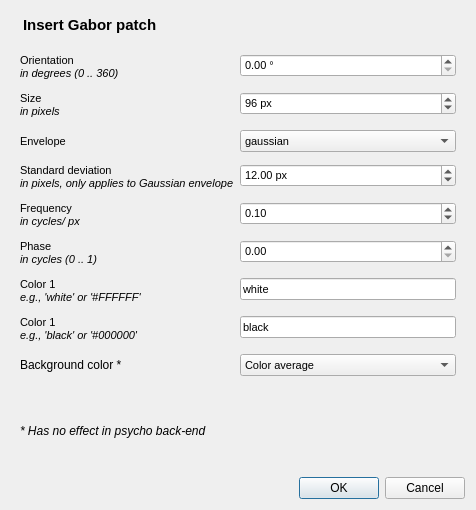
Old version of the form resources/ui/dialogs/gabor_settings.ui in the repository open-cogsci/OpenSesame.
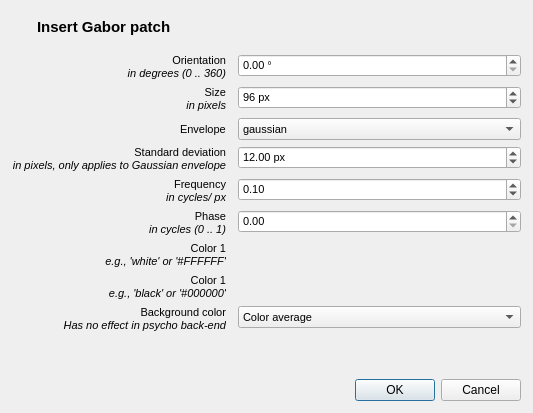
New version of the form. Icons and pictures are not drawn. Custom widgets are drawn as their Qt base class.

```diff
--- a/resources/ui/dialogs/gabor_settings.ui
+++ b/resources/ui/dialogs/gabor_settings.ui
@@ -6,14 +6,20 @@
    <rect>
     <x>0</x>
     <y>0</y>
-    <width>476</width>
-    <height>510</height>
+    <width>533</width>
+    <height>413</height>
    </rect>
   </property>
   <property name="windowTitle">
    <string>Insert Gabor patch</string>
   </property>
   <layout class="QVBoxLayout" name="verticalLayout">
+   <property name="spacing">
+    <number>12</number>
+   </property>
+   <property name="margin">
+    <number>12</number>
+   </property>
    <item>
     <widget class="QWidget" name="widget_header_box" native="true">
      <property name="sizePolicy">
@@ -24,10 +30,10 @@
      </property>
      <layout class="QHBoxLayout" name="horizontalLayout">
       <property name="spacing">
-       <number>0</number>
+       <number>12</number>
       </property>
       <property name="margin">
-       <number>5</number>
+       <number>6</number>
       </property>
       <item>
        <widget class="QLabel" name="label_gabor">
@@ -73,14 +79,26 @@
       <property name="fieldGrowthPolicy">
        <enum>QFormLayout::AllNonFixedFieldsGrow</enum>
       </property>
+      <property name="labelAlignment">
+       <set>Qt::AlignRight|Qt::AlignTrailing|Qt::AlignVCenter</set>
+      </property>
+      <property name="horizontalSpacing">
+       <number>12</number>
+      </property>
       <property name="verticalSpacing">
-       <number>12</number>
+       <number>6</number>
+      </property>
+      <property name="margin">
+       <number>0</number>
       </property>
       <item row="0" column="0">
        <widget class="QLabel" name="label_3">
         <property name="text">
          <string>Orientation&lt;br /&gt;&lt;i&gt;in degrees (0 .. 360)&lt;/i&gt;</string>
         </property>
+        <property name="alignment">
+         <set>Qt::AlignRight|Qt::AlignTrailing|Qt::AlignVCenter</set>
+        </property>
        </widget>
       </item>
       <item row="0" column="1">
@@ -98,6 +116,9 @@
         <property name="text">
          <string>Size&lt;br /&gt;&lt;i&gt;in pixels&lt;/i&gt;</string>
         </property>
+        <property name="alignment">
+         <set>Qt::AlignRight|Qt::AlignTrailing|Qt::AlignVCenter</set>
+        </property>
        </widget>
       </item>
       <item row="1" column="1">
@@ -152,6 +173,9 @@
         <property name="text">
          <string>Standard deviation&lt;br /&gt;&lt;i&gt;in pixels, only applies to Gaussian envelope&lt;/i&gt;</string>
         </property>
+        <property name="alignment">
+         <set>Qt::AlignRight|Qt::AlignTrailing|Qt::AlignVCenter</set>
+        </property>
        </widget>
       </item>
       <item row="3" column="1">
@@ -172,6 +196,9 @@
         <property name="text">
          <string>Frequency&lt;br /&gt;&lt;i&gt;in cycles/ px&lt;/i&gt;</string>
         </property>
+        <property name="alignment">
+         <set>Qt::AlignRight|Qt::AlignTrailing|Qt::AlignVCenter</set>
+        </property>
        </widget>
       </item>
       <item row="4" column="1">
@@ -192,6 +219,9 @@
         <property name="text">
          <string>Phase&lt;br /&gt;&lt;i&gt;in cycles (0 .. 1)&lt;/i&gt;</string>
         </property>
+        <property name="alignment">
+         <set>Qt::AlignRight|Qt::AlignTrailing|Qt::AlignVCenter</set>
+        </property>
        </widget>
       </item>
       <item row="5" column="1">
@@ -209,11 +239,14 @@
         <property name="text">
          <string>Color 1&lt;br /&gt;&lt;i&gt;e.g., 'white' or '#FFFFFF'&lt;/i&gt;</string>
         </property>
+        <property name="alignment">
+         <set>Qt::AlignRight|Qt::AlignTrailing|Qt::AlignVCenter</set>
+        </property>
        </widget>
       </item>
       <item row="6" column="1">
-       <widget class="color_edit" name="edit_color1">
-        <property name="text">
+       <widget class="color_edit" name="edit_color1" native="true">
+        <property name="text" stdset="0">
          <string notr="true">white</string>
         </property>
        </widget>
@@ -223,24 +256,26 @@
         <property name="text">
          <string>Color 1&lt;br /&gt;&lt;i&gt;e.g., 'black' or '#000000'&lt;/i&gt;</string>
         </property>
+        <property name="alignment">
+         <set>Qt::AlignRight|Qt::AlignTrailing|Qt::AlignVCenter</set>
+        </property>
        </widget>
       </item>
       <item row="7" column="1">
-       <widget class="color_edit" name="edit_color2">
-        <property name="text">
+       <widget class="color_edit" name="edit_color2" native="true">
+        <property name="text" stdset="0">
          <string notr="true">black</string>
         </property>
        </widget>
       </item>
       <item row="8" column="0">
        <widget class="QLabel" name="label_11">
-        <property name="font">
-         <font>
-          <pointsize>9</pointsize>
-         </font>
-        </property>
         <property name="text">
-         <string>Background color *</string>
+         <string>Background color&lt;br /&gt;
+&lt;i&gt;Has no effect in psycho back-end&lt;/i&gt;</string>
+        </property>
+        <property name="alignment">
+         <set>Qt::AlignRight|Qt::AlignTrailing|Qt::AlignVCenter</set>
         </property>
        </widget>
       </item>
@@ -261,28 +296,6 @@
      </layout>
     </widget>
    </item>
-   <item>
-    <widget class="QWidget" name="widget_3" native="true">
-     <layout class="QVBoxLayout" name="verticalLayout_2">
-      <item>
-       <widget class="QLabel" name="label_12">
-        <property name="font">
-         <font>
-          <pointsize>9</pointsize>
-          <italic>true</italic>
-         </font>
-        </property>
-        <property name="text">
-         <string>* Has no effect in psycho back-end</string>
-        </property>
-        <property name="wordWrap">
-         <bool>true</bool>
-        </property>
-       </widget>
-      </item>
-     </layout>
-    </widget>
-   </item>
    <item>
     <widget class="QDialogButtonBox" name="buttonBox">
      <property name="orientation">
@@ -301,8 +314,9 @@
  <customwidgets>
   <customwidget>
    <class>color_edit</class>
-   <extends>QLineEdit</extends>
-   <header>libqtopensesame/widgets/color_edit.h</header>
+   <extends>QWidget</extends>
+   <header>libqtopensesame.widgets.color_edit.h</header>
+   <container>1</container>
   </customwidget>
  </customwidgets>
  <resources/>
```
Left out of the diff: 20 changed lines with no effect on the pictures.
